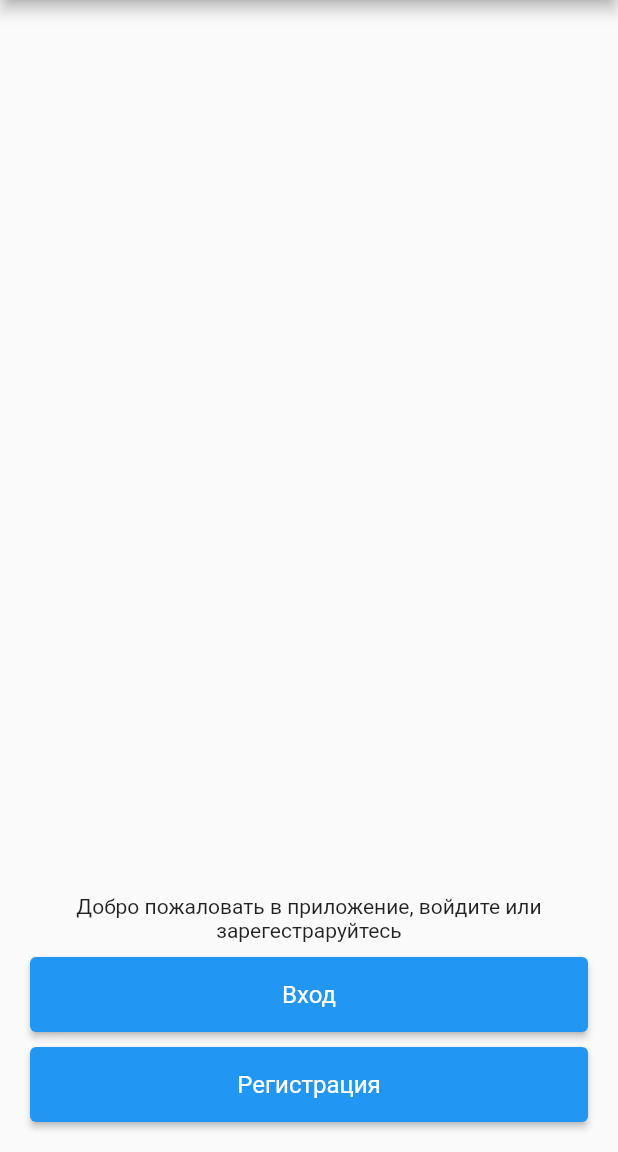
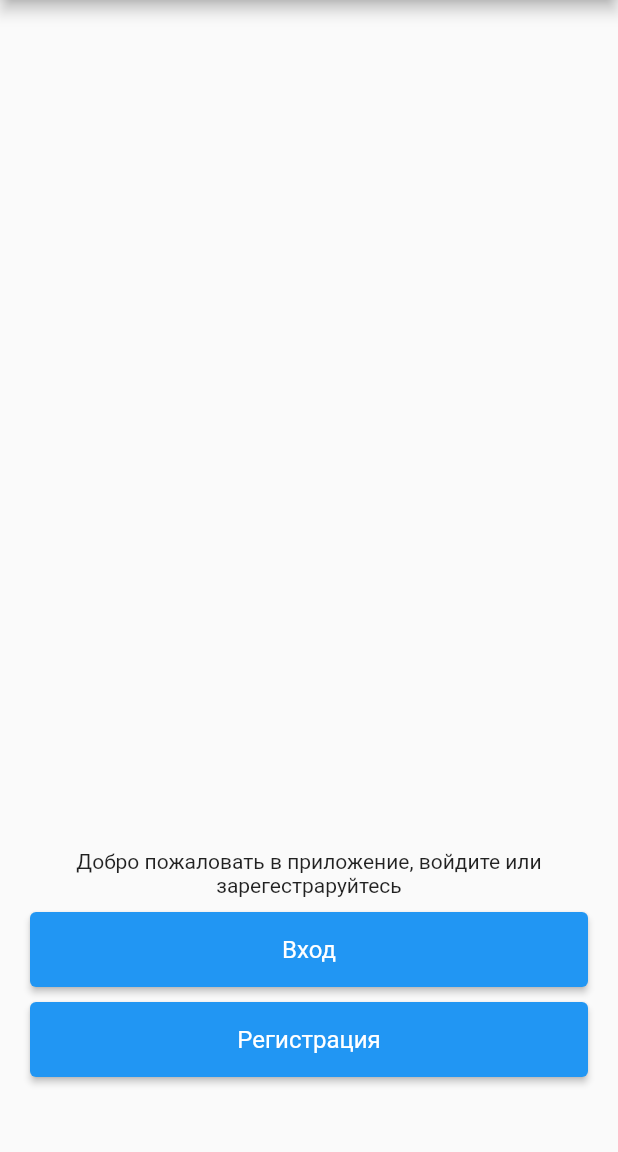
Before and after one commit to Kukustar/login_app, a Flutter app: the screen it shows after launch, on a phone screen of 412 x 824 dp, the part 84-1236 px from its top. Run offline on Flutter 3.47's test engine with Material 2 defaults, Android fonts, the phone set to English and light mode, and no system bars; our stand-ins replace bloc, flutter_bloc, shared_preferences, sqflite; accounts and stored records are empty.

Commit message:
- code style and success screen fix

```diff
--- a/lib/main.dart
+++ b/lib/main.dart
@@ -115,6 +115,10 @@ class _AppViewState extends State<AppView> {
                   _navigator.pushAndRemoveUntil<void>(
                       MaterialPageRoute(builder: (_) =>  const Home()),
                           (route) => false);
+                  ScaffoldMessenger.of(context).showSnackBar(
+                      const SnackBar(content: Text('Пароль успешно востановлен!'),
+                      )
+                  );
                   break;
                 default:
                   break;
--- a/lib/screens/home.dart
+++ b/lib/screens/home.dart
@@ -49,6 +49,7 @@ class Home extends StatelessWidget {
                     child: const Text('Регистрация')
                 ),
               ),
+              const SizedBox(height: 30)
             ],
           ),
         )
```
